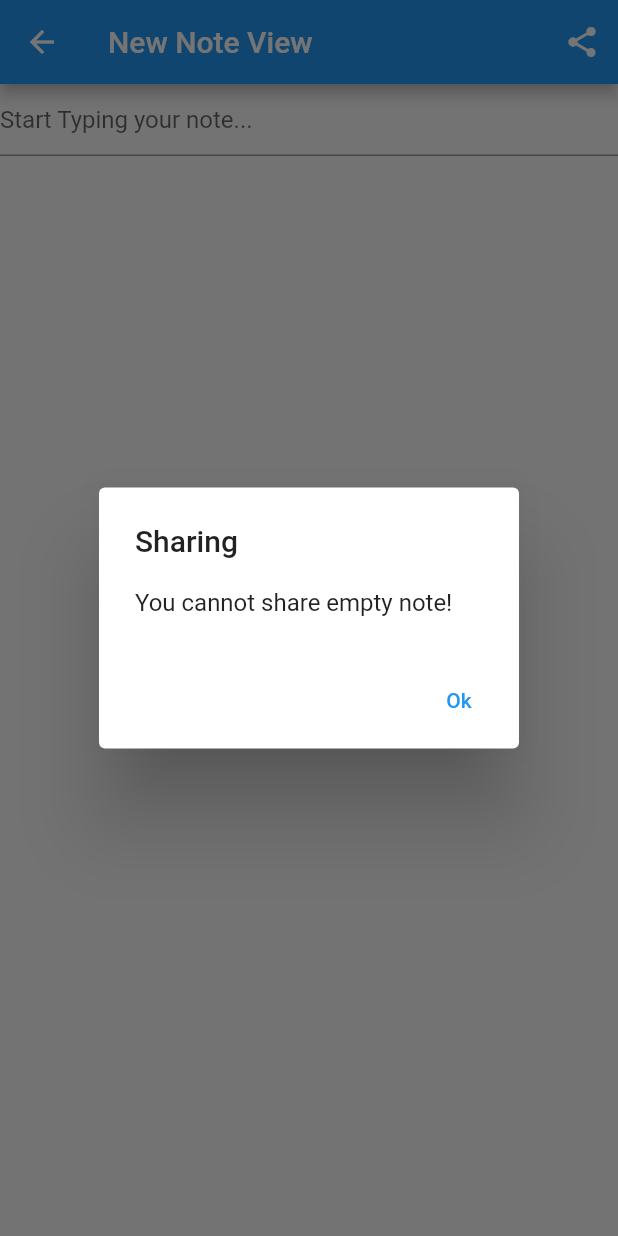
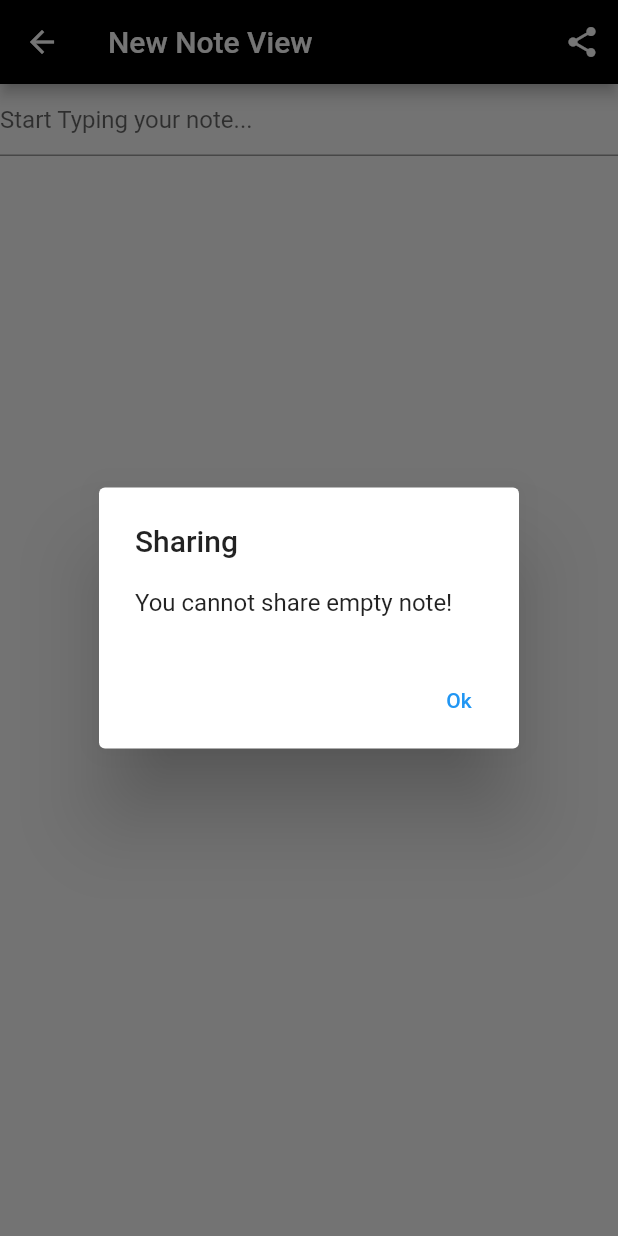
Before and after one commit to MuhammadTarek10/flutter-38, a Flutter app: the CreateUpdateNoteView screen opened by its route, after a tap on the "share" icon, on a phone screen of 412 x 824 dp. Run offline on Flutter 3.47's test engine with Material 2 defaults, Android fonts, the phone set to English and light mode, and no system bars; our stand-ins replace cloud_firestore, equatable, firebase_auth, firebase_core, flutter_bloc, share_plus and 1 more; accounts and stored records are empty.

```diff
--- a/mynotes/lib/main.dart
+++ b/mynotes/lib/main.dart
@@ -36,7 +36,8 @@ class HomePage extends StatelessWidget {
   @override
   Widget build(BuildContext context) {
     context.read<AuthBloc>().add(const AuthEventInitialize());
-    return BlocConsumer<AuthBloc, AuthState>(listener: (context, state) {
+    return BlocConsumer<AuthBloc, AuthState>(
+      listener: (context, state) {
       if (state.isLoading) {
         LoadingScreen().show(
           context: context,
--- a/mynotes/lib/views/notes/create_update_note_view.dart
+++ b/mynotes/lib/views/notes/create_update_note_view.dart
@@ -90,6 +90,7 @@ class _CreateUpdateNoteViewState extends State<CreateUpdateNoteView> {
   Widget build(BuildContext context) {
     return Scaffold(
       appBar: AppBar(
+        backgroundColor: Colors.black,
         title: const Text('New Note View'),
         actions: [
           IconButton(
--- a/mynotes/lib/views/notes/notes_view.dart
+++ b/mynotes/lib/views/notes/notes_view.dart
@@ -49,7 +49,6 @@ class _NotesViewState extends State<NotesView> {
                 switch (value) {
                   case MenuAction.logout:
                     final shouldLogout = await showLogoutDialog(context);
-                    devtools.log(shouldLogout.toString());
                     if (shouldLogout) {
                       context.read<AuthBloc>().add(const AuthEventLogOut());
                     }
--- a/mynotes/pubspec.yaml
+++ b/mynotes/pubspec.yaml
@@ -45,6 +45,7 @@ dependencies:
   flutter_bloc: ^8.0.1
   bloc: ^8.0.3
   equatable: ^2.0.3
+  flutter_launcher_icons: ^0.9.2
 
 dev_dependencies:
   flutter_test:
```
Also changed, not shown: mynotes/pubspec.lock, 18 other files.
